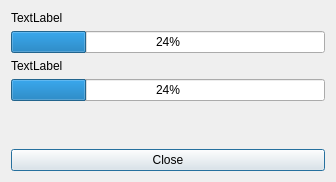
Qt form src/progressdialog.ui (nickenchev/nps-surfer) before a commit.
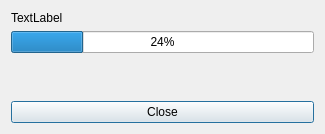
The same form after that commit.

Commit message: Downloader progress signal/slots setup

```diff
--- a/src/progressdialog.ui
+++ b/src/progressdialog.ui
@@ -6,8 +6,8 @@
    <rect>
     <x>0</x>
     <y>0</y>
-    <width>336</width>
-    <height>182</height>
+    <width>325</width>
+    <height>134</height>
    </rect>
   </property>
   <property name="windowTitle">
@@ -28,20 +28,6 @@
      </property>
     </widget>
    </item>
-   <item>
-    <widget class="QLabel" name="downloadProgress">
-     <property name="text">
-      <string>TextLabel</string>
-     </property>
-    </widget>
-   </item>
-   <item>
-    <widget class="QProgressBar" name="progressBar_2">
-     <property name="value">
-      <number>24</number>
-     </property>
-    </widget>
-   </item>
    <item>
     <spacer name="verticalSpacer">
      <property name="orientation">
```
Left out of the diff: 2 changed lines with no effect on the pictures. The commit also changes 8 other files.
